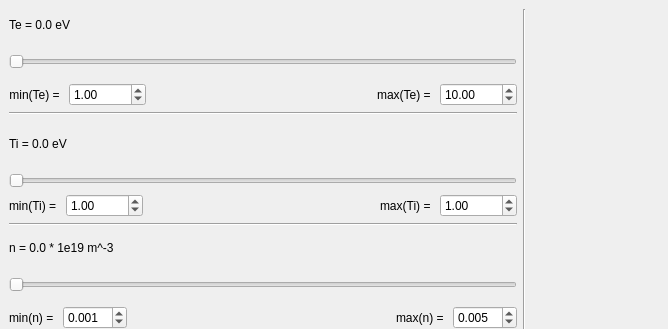
Old version of the form simplelangmuirprobe.ui in the repository jonathanschilling/SimpleLangmuirProbe; both pictures show x 0 to 668 and y 0 to 329 of the 1048 by 602 pixel window.
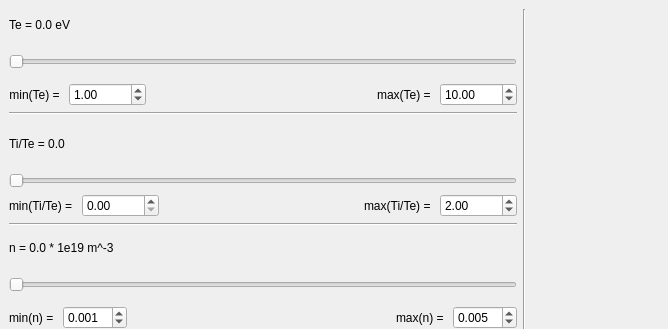
New version of the form. Custom widgets are drawn as their Qt base class.

Commit message: Ti/Te comments

```diff
--- a/simplelangmuirprobe.ui
+++ b/simplelangmuirprobe.ui
@@ -142,7 +142,7 @@
           <item>
            <widget class="QLabel" name="tiLabel">
             <property name="text">
-             <string>Ti = 0.0 eV</string>
+             <string>Ti/Te = 0.0</string>
             </property>
            </widget>
           </item>
@@ -158,7 +158,7 @@
             <item>
              <widget class="QLabel" name="label_11">
               <property name="text">
-               <string>min(Ti) = </string>
+               <string>min(Ti/Te) = </string>
               </property>
              </widget>
             </item>
@@ -168,7 +168,7 @@
                <double>10000.000000000000000</double>
               </property>
               <property name="value">
-               <double>1.000000000000000</double>
+               <double>0.000000000000000</double>
               </property>
              </widget>
             </item>
@@ -188,7 +188,7 @@
             <item>
              <widget class="QLabel" name="label_12">
               <property name="text">
-               <string>max(Ti) = </string>
+               <string>max(Ti/Te) = </string>
               </property>
              </widget>
             </item>
@@ -198,7 +198,7 @@
                <double>10000.000000000000000</double>
               </property>
               <property name="value">
-               <double>1.000000000000000</double>
+               <double>2.000000000000000</double>
               </property>
              </widget>
             </item>
```
The commit also changes 1 other file.
